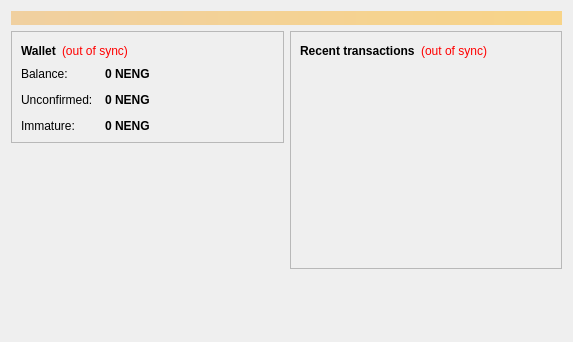
Qt form src/qt/forms/overviewpage.ui (ShorelineCrypto/nengcoin) before a commit.
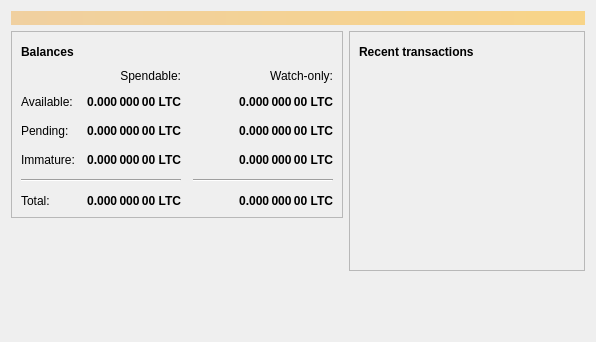
The same form after that commit. Icons and pictures are not drawn.

```diff
--- a/src/qt/forms/overviewpage.ui
+++ b/src/qt/forms/overviewpage.ui
@@ -6,7 +6,7 @@
    <rect>
     <x>0</x>
     <y>0</y>
-    <width>573</width>
+    <width>596</width>
     <height>342</height>
    </rect>
   </property>
@@ -20,7 +20,7 @@
       <bool>false</bool>
      </property>
      <property name="styleSheet">
-      <string notr="true">background-color: qlineargradient(x1: 0, y1: 0, x2: 1, y2: 0, stop:0 #F0D0A0, stop:1 #F8D488); color:#000000;</string>
+      <string notr="true">QLabel { background-color: qlineargradient(x1: 0, y1: 0, x2: 1, y2: 0, stop:0 #F0D0A0, stop:1 #F8D488); color:#000000; }</string>
      </property>
      <property name="wordWrap">
       <bool>true</bool>
@@ -54,27 +54,194 @@
                </font>
               </property>
               <property name="text">
-               <string>Wallet</string>
+               <string>Balances</string>
               </property>
              </widget>
             </item>
             <item>
-             <widget class="QLabel" name="labelWalletStatus">
+             <widget class="QPushButton" name="labelWalletStatus">
+              <property name="enabled">
+               <bool>false</bool>
+              </property>
+              <property name="maximumSize">
+               <size>
+                <width>30</width>
+                <height>16777215</height>
+               </size>
+              </property>
               <property name="toolTip">
                <string>The displayed information may be out of date. Your wallet automatically synchronizes with the Nengcoin network after a connection is established, but this process has not completed yet.</string>
               </property>
-              <property name="styleSheet">
-               <string notr="true">QLabel { color: red; }</string>
+              <property name="text">
+               <string/>
               </property>
+              <property name="icon">
+               <iconset resource="../bitcoin.qrc">
+                <normaloff>:/icons/warning</normaloff>
+                <disabledoff>:/icons/warning</disabledoff>:/icons/warning</iconset>
+              </property>
+              <property name="iconSize">
+               <size>
+                <width>24</width>
+                <height>24</height>
+               </size>
+              </property>
+              <property name="flat">
+               <bool>true</bool>
+              </property>
+             </widget>
+            </item>
+            <item>
+             <spacer name="horizontalSpacer_3">
+              <property name="orientation">
+               <enum>Qt::Horizontal</enum>
+              </property>
+              <property name="sizeHint" stdset="0">
+               <size>
+                <width>40</width>
+                <height>20</height>
+               </size>
+              </property>
+             </spacer>
+            </item>
+           </layout>
+          </item>
+          <item>
+           <layout class="QGridLayout" name="gridLayout">
+            <property name="spacing">
+             <number>12</number>
+            </property>
+            <item row="2" column="2">
+             <widget class="QLabel" name="labelWatchPending">
+              <property name="font">
+               <font>
+                <weight>75</weight>
+                <bold>true</bold>
+               </font>
+              </property>
+              <property name="cursor">
+               <cursorShape>IBeamCursor</cursorShape>
+              </property>
+              <property name="toolTip">
+               <string>Unconfirmed transactions to watch-only addresses</string>
+              </property>
               <property name="text">
-               <string notr="true">(out of sync)</string>
+               <string notr="true">0.000 000 00 LTC</string>
               </property>
               <property name="alignment">
-               <set>Qt::AlignLeading|Qt::AlignLeft|Qt::AlignVCenter</set>
+               <set>Qt::AlignRight|Qt::AlignTrailing|Qt::AlignVCenter</set>
               </property>
              </widget>
             </item>
-            <item>
+            <item row="2" column="1">
+             <widget class="QLabel" name="labelUnconfirmed">
+              <property name="font">
+               <font>
+                <weight>75</weight>
+                <bold>true</bold>
+               </font>
+              </property>
+              <property name="cursor">
+               <cursorShape>IBeamCursor</cursorShape>
+              </property>
+              <property name="toolTip">
+               <string>Total of transactions that have yet to be confirmed, and do not yet count toward the spendable balance</string>
+              </property>
+              <property name="text">
+               <string notr="true">0.000 000 00 LTC</string>
+              </property>
+              <property name="alignment">
+               <set>Qt::AlignRight|Qt::AlignTrailing|Qt::AlignVCenter</set>
+              </property>
+              <property name="textInteractionFlags">
+               <set>Qt::LinksAccessibleByMouse|Qt::TextSelectableByKeyboard|Qt::TextSelectableByMouse</set>
+              </property>
+             </widget>
+            </item>
+            <item row="3" column="2">
+             <widget class="QLabel" name="labelWatchImmature">
+              <property name="font">
+               <font>
+                <weight>75</weight>
+                <bold>true</bold>
+               </font>
+              </property>
+              <property name="cursor">
+               <cursorShape>IBeamCursor</cursorShape>
+              </property>
+              <property name="toolTip">
+               <string>Mined balance in watch-only addresses that has not yet matured</string>
+              </property>
+              <property name="text">
+               <string notr="true">0.000 000 00 LTC</string>
+              </property>
+              <property name="alignment">
+               <set>Qt::AlignRight|Qt::AlignTrailing|Qt::AlignVCenter</set>
+              </property>
+              <property name="textInteractionFlags">
+               <set>Qt::LinksAccessibleByMouse|Qt::TextSelectableByKeyboard|Qt::TextSelectableByMouse</set>
+              </property>
+             </widget>
+            </item>
+            <item row="4" column="0" colspan="2">
+             <widget class="Line" name="line">
+              <property name="orientation">
+               <enum>Qt::Horizontal</enum>
+              </property>
+             </widget>
+            </item>
+            <item row="4" column="2">
+             <widget class="Line" name="lineWatchBalance">
+              <property name="sizePolicy">
+               <sizepolicy hsizetype="Preferred" vsizetype="Fixed">
+                <horstretch>0</horstretch>
+                <verstretch>0</verstretch>
+               </sizepolicy>
+              </property>
+              <property name="minimumSize">
+               <size>
+                <width>140</width>
+                <height>0</height>
+               </size>
+              </property>
+              <property name="orientation">
+               <enum>Qt::Horizontal</enum>
+              </property>
+             </widget>
+            </item>
+            <item row="5" column="0">
+             <widget class="QLabel" name="labelTotalText">
+              <property name="text">
+               <string>Total:</string>
+              </property>
+             </widget>
+            </item>
+            <item row="3" column="1">
+             <widget class="QLabel" name="labelImmature">
+              <property name="font">
+               <font>
+                <weight>75</weight>
+                <bold>true</bold>
+               </font>
+              </property>
+              <property name="cursor">
+               <cursorShape>IBeamCursor</cursorShape>
+              </property>
+              <property name="toolTip">
+               <string>Mined balance that has not yet matured</string>
+              </property>
+              <property name="text">
+               <string notr="true">0.000 000 00 LTC</string>
+              </property>
+              <property name="alignment">
+               <set>Qt::AlignRight|Qt::AlignTrailing|Qt::AlignVCenter</set>
+              </property>
+              <property name="textInteractionFlags">
+               <set>Qt::LinksAccessibleByMouse|Qt::TextSelectableByKeyboard|Qt::TextSelectableByMouse</set>
+              </property>
+             </widget>
+            </item>
+            <item row="2" column="3">
              <spacer name="horizontalSpacer_2">
               <property name="orientation">
                <enum>Qt::Horizontal</enum>
@@ -87,28 +254,15 @@
               </property>
              </spacer>
             </item>
-           </layout>
-          </item>
-          <item>
-           <layout class="QFormLayout" name="formLayout_2">
-            <property name="fieldGrowthPolicy">
-             <enum>QFormLayout::AllNonFixedFieldsGrow</enum>
-            </property>
-            <property name="horizontalSpacing">
-             <number>12</number>
-            </property>
-            <property name="verticalSpacing">
-             <number>12</number>
-            </property>
-            <item row="0" column="0">
-             <widget class="QLabel" name="label">
+            <item row="3" column="0">
+             <widget class="QLabel" name="labelImmatureText">
               <property name="text">
-               <string>Balance:</string>
+               <string>Immature:</string>
               </property>
              </widget>
             </item>
-            <item row="0" column="1">
-             <widget class="QLabel" name="labelBalance">
+            <item row="5" column="1">
+             <widget class="QLabel" name="labelTotal">
               <property name="font">
                <font>
                 <weight>75</weight>
@@ -122,22 +276,60 @@
                <string>Your current balance</string>
               </property>
               <property name="text">
-               <string notr="true">0 NENG</string>
+               <string notr="true">0.000 000 00 LTC</string>
               </property>
+              <property name="alignment">
+               <set>Qt::AlignRight|Qt::AlignTrailing|Qt::AlignVCenter</set>
+              </property>
               <property name="textInteractionFlags">
                <set>Qt::LinksAccessibleByMouse|Qt::TextSelectableByKeyboard|Qt::TextSelectableByMouse</set>
               </property>
              </widget>
             </item>
+            <item row="5" column="2">
+             <widget class="QLabel" name="labelWatchTotal">
+              <property name="font">
+               <font>
+                <weight>75</weight>
+                <bold>true</bold>
+               </font>
+              </property>
+              <property name="cursor">
+               <cursorShape>IBeamCursor</cursorShape>
+              </property>
+              <property name="toolTip">
+               <string>Current total balance in watch-only addresses</string>
+              </property>
+              <property name="text">
+               <string notr="true">0.000 000 00 LTC</string>
+              </property>
+              <property name="alignment">
+               <set>Qt::AlignRight|Qt::AlignTrailing|Qt::AlignVCenter</set>
+              </property>
+              <property name="textInteractionFlags">
+               <set>Qt::LinksAccessibleByMouse|Qt::TextSelectableByKeyboard|Qt::TextSelectableByMouse</set>
+              </property>
+             </widget>
+            </item>
+            <item row="0" column="2">
+             <widget class="QLabel" name="labelWatchonly">
+              <property name="text">
+               <string>Watch-only:</string>
+              </property>
+              <property name="alignment">
+               <set>Qt::AlignRight|Qt::AlignTrailing|Qt::AlignVCenter</set>
+              </property>
+             </widget>
+            </item>
             <item row="1" column="0">
-             <widget class="QLabel" name="label_3">
+             <widget class="QLabel" name="labelBalanceText">
               <property name="text">
-               <string>Unconfirmed:</string>
+               <string>Available:</string>
               </property>
              </widget>
             </item>
             <item row="1" column="1">
-             <widget class="QLabel" name="labelUnconfirmed">
+             <widget class="QLabel" name="labelBalance">
               <property name="font">
                <font>
                 <weight>75</weight>
@@ -151,7 +343,35 @@
                <string>Total of transactions that have yet to be confirmed, and do not yet count toward the current balance</string>
               </property>
               <property name="text">
-               <string notr="true">0 NENG</string>
+               <string notr="true">0.000 000 00 LTC</string>
+              </property>
+              <property name="alignment">
+               <set>Qt::AlignRight|Qt::AlignTrailing|Qt::AlignVCenter</set>
+              </property>
+              <property name="textInteractionFlags">
+               <set>Qt::LinksAccessibleByMouse|Qt::TextSelectableByKeyboard|Qt::TextSelectableByMouse</set>
+              </property>
+             </widget>
+            </item>
+            <item row="1" column="2">
+             <widget class="QLabel" name="labelWatchAvailable">
+              <property name="font">
+               <font>
+                <weight>75</weight>
+                <bold>true</bold>
+               </font>
+              </property>
+              <property name="cursor">
+               <cursorShape>IBeamCursor</cursorShape>
+              </property>
+              <property name="toolTip">
+               <string>Your current balance in watch-only addresses</string>
+              </property>
+              <property name="text">
+               <string notr="true">0.000 000 00 LTC</string>
+              </property>
+              <property name="alignment">
+               <set>Qt::AlignRight|Qt::AlignTrailing|Qt::AlignVCenter</set>
               </property>
               <property name="textInteractionFlags">
                <set>Qt::LinksAccessibleByMouse|Qt::TextSelectableByKeyboard|Qt::TextSelectableByMouse</set>
@@ -159,28 +379,19 @@
              </widget>
             </item>
             <item row="2" column="0">
-             <widget class="QLabel" name="labelImmatureText">
+             <widget class="QLabel" name="labelPendingText">
               <property name="text">
-               <string>Immature:</string>
+               <string>Pending:</string>
               </property>
              </widget>
             </item>
-            <item row="2" column="1">
-             <widget class="QLabel" name="labelImmature">
-              <property name="font">
-               <font>
-                <weight>75</weight>
-                <bold>true</bold>
-               </font>
-              </property>
-              <property name="toolTip">
-               <string>Mined balance that has not yet matured</string>
-              </property>
+            <item row="0" column="1">
+             <widget class="QLabel" name="labelSpendable">
               <property name="text">
-               <string notr="true">0 NENG</string>
+               <string>Spendable:</string>
               </property>
-              <property name="textInteractionFlags">
-               <set>Qt::LinksAccessibleByMouse|Qt::TextSelectableByKeyboard|Qt::TextSelectableByMouse</set>
+              <property name="alignment">
+               <set>Qt::AlignRight|Qt::AlignTrailing|Qt::AlignVCenter</set>
               </property>
              </widget>
             </item>
@@ -219,24 +430,47 @@
            <layout class="QHBoxLayout" name="horizontalLayout_2">
             <item>
              <widget class="QLabel" name="label_4">
+              <property name="font">
+               <font>
+                <weight>75</weight>
+                <bold>true</bold>
+               </font>
+              </property>
               <property name="text">
-               <string>&lt;b&gt;Recent transactions&lt;/b&gt;</string>
+               <string>Recent transactions</string>
               </property>
              </widget>
             </item>
             <item>
-             <widget class="QLabel" name="labelTransactionsStatus">
+             <widget class="QPushButton" name="labelTransactionsStatus">
+              <property name="enabled">
+               <bool>false</bool>
+              </property>
+              <property name="maximumSize">
+               <size>
+                <width>30</width>
+                <height>16777215</height>
+               </size>
+              </property>
               <property name="toolTip">
-               <string>The displayed information may be out of date. Your wallet automatically synchronizes with the Nengcoin network after a connection is established, but this process has not completed yet.</string>
-              </property>
-              <property name="styleSheet">
-               <string notr="true">QLabel { color: red; }</string>
+               <string>The displayed information may be out of date. Your wallet automatically synchronizes with the Litecoin network after a connection is established, but this process has not completed yet.</string>
               </property>
               <property name="text">
-               <string notr="true">(out of sync)</string>
+               <string/>
               </property>
-              <property name="alignment">
-               <set>Qt::AlignRight|Qt::AlignTrailing|Qt::AlignVCenter</set>
+              <property name="icon">
+               <iconset resource="../bitcoin.qrc">
+                <normaloff>:/icons/warning</normaloff>
+                <disabledoff>:/icons/warning</disabledoff>:/icons/warning</iconset>
+              </property>
+              <property name="iconSize">
+               <size>
+                <width>24</width>
+                <height>24</height>
+               </size>
+              </property>
+              <property name="flat">
+               <bool>true</bool>
               </property>
              </widget>
             </item>
```
Left out of the diff: 12 changed lines with no effect on the pictures.
